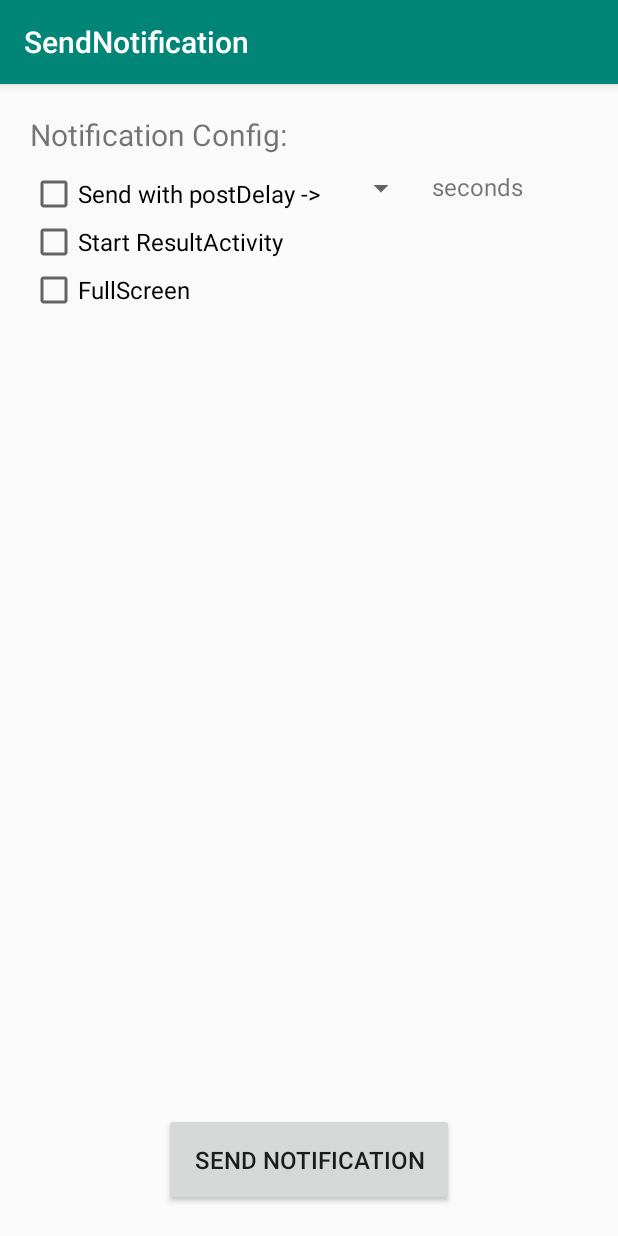
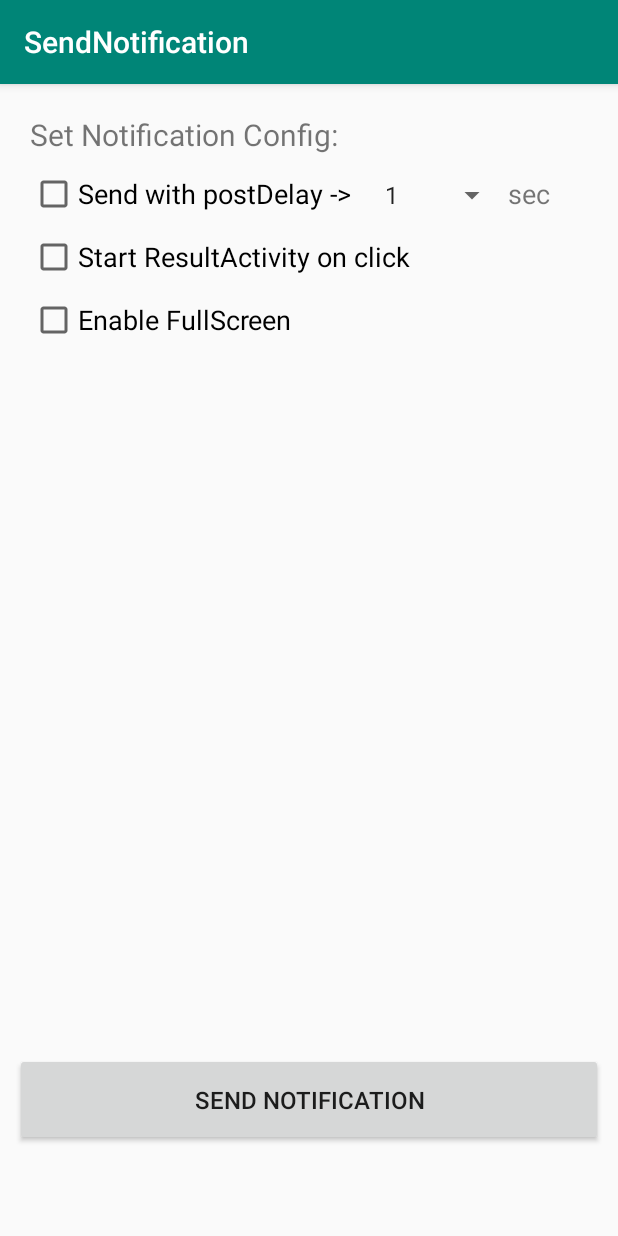
Before and after one commit to layonmartins/SendNotification, an Android app: the screen it shows after launch (MainActivity), on a phone screen of 412 x 824 dp. Run offline under Robolectric (Android 15) with nearby library versions, the phone set to English and light mode, and no system bars.

Commit message:
refactoring sendNotification(View v) : fix the postedelay property

```diff
--- a/app/src/main/res/layout/activity_main.xml
+++ b/app/src/main/res/layout/activity_main.xml
@@ -18,7 +18,7 @@
         android:textSize="20sp"
 
         android:inputType="textPersonName"
-        android:text="Notification Config:"
+        android:text="Set Notification Config:"
         app:layout_constraintEnd_toEndOf="parent"
         app:layout_constraintHorizontal_bias="0.0"
         app:layout_constraintStart_toStartOf="parent"
@@ -28,34 +28,33 @@
         android:id="@+id/checkBox_postDelay"
         android:layout_width="wrap_content"
         android:layout_height="wrap_content"
-        android:layout_marginTop="10dp"
-        android:textSize="16sp"
+        android:layout_marginTop="@dimen/margin_checkboxs"
+        android:textSize="@dimen/config_text"
         android:text="Send with postDelay -> "
         app:layout_constraintStart_toStartOf="@+id/editText"
         app:layout_constraintTop_toBottomOf="@+id/editText" />
 
     <Spinner
         android:id="@+id/spinner_seconds"
-        android:layout_width="50dp"
+        android:layout_width="wrap_content"
         android:layout_height="wrap_content"
         android:layout_marginStart="10dp"
         android:entries="@array/seconds_array"
-        android:textSize="16sp"
-        app:layout_constraintEnd_toEndOf="parent"
+        app:layout_constraintEnd_toEndOf="@id/textview_seconds"
         app:layout_constraintHorizontal_bias="0.0"
         app:layout_constraintStart_toEndOf="@+id/checkBox_postDelay"
-        app:layout_constraintTop_toTopOf="@+id/checkBox_postDelay" />
+        app:layout_constraintBaseline_toBaselineOf="@id/checkBox_postDelay"/>
 
     <TextView
+        android:id="@+id/textview_seconds"
         android:layout_width="wrap_content"
         android:layout_height="wrap_content"
-        android:layout_marginStart="10dp"
-        android:text="seconds"
-        android:textSize="16sp"
+        android:text="sec"
+        android:textSize="@dimen/config_text"
         app:layout_constraintEnd_toEndOf="parent"
         app:layout_constraintHorizontal_bias="0.0"
         app:layout_constraintStart_toEndOf="@id/spinner_seconds"
-        app:layout_constraintTop_toTopOf="@id/spinner_seconds">
+        app:layout_constraintBaseline_toBaselineOf="@id/spinner_seconds">
 
     </TextView>
 
@@ -63,8 +62,9 @@
         android:id="@+id/checkBox_StartActivity"
         android:layout_width="wrap_content"
         android:layout_height="wrap_content"
-        android:textSize="16sp"
-        android:text="Start ResultActivity"
+        android:textSize="@dimen/config_text"
+        android:text="Start ResultActivity on click"
+        android:layout_marginTop="@dimen/margin_checkboxs"
         app:layout_constraintStart_toStartOf="@id/checkBox_postDelay"
         app:layout_constraintTop_toBottomOf="@id/checkBox_postDelay">
     </CheckBox>
@@ -73,20 +73,21 @@
         android:id="@+id/checkBox_fullScreen"
         android:layout_width="wrap_content"
         android:layout_height="wrap_content"
-        android:textSize="16sp"
-        android:text="FullScreen"
+        android:textSize="@dimen/config_text"
+        android:text="Enable FullScreen"
+        android:layout_marginTop="@dimen/margin_checkboxs"
         app:layout_constraintStart_toStartOf="@id/checkBox_StartActivity"
         app:layout_constraintTop_toBottomOf="@id/checkBox_StartActivity">
     </CheckBox>
 
     <Button
-        android:layout_width="wrap_content"
+        android:layout_width="match_parent"
         android:layout_height="wrap_content"
         android:text="Send Notification"
         android:onClick="sendNotification"
         android:textSize="16sp"
         android:padding="20dp"
-        android:layout_marginBottom="10dp"
+        android:layout_marginBottom="50dp"
         app:layout_constraintBottom_toBottomOf="parent"
         app:layout_constraintEnd_toEndOf="parent"
         app:layout_constraintStart_toStartOf="parent">
--- /dev/null
+++ b/app/src/main/res/values/dimens.xml
@@ -0,0 +1,5 @@
+<?xml version="1.0" encoding="utf-8"?>
+<resources>
+    <dimen name="config_text">18sp</dimen>
+    <dimen name="margin_checkboxs">10dp</dimen>
+</resources>
--- a/app/src/main/res/values/strings.xml
+++ b/app/src/main/res/values/strings.xml
@@ -1,6 +1,6 @@
 <resources>
     <string name="app_name">SendNotification</string>
-    <string name="notifi_text">orem ipsum dolor sit amet, consectetur adipiscing elit. Murenam te accusante defenderem. Sedulo, inquam, faciam. Philosophi autem in suis lectulis plerumque moriuntur. Honesta oratio, Socratica, Platonis etiam. Is ita vivebat, ut nulla tam exquisita posset inveniri voluptas, qua non abundaret. Nunc omni virtuti vitium contrario nomine opponitur. Duo Reges: constructio interrete.</string>
+    <string name="notifi_text">Lorem ipsum dolor sit amet, consectetur adipiscing elit. Murenam te accusante defenderem. Sedulo, inquam, faciam. Philosophi autem in suis lectulis plerumque moriuntur. Honesta oratio, Socratica, Platonis etiam. Is ita vivebat, ut nulla tam exquisita posset inveniri voluptas, qua non abundaret. Nunc omni virtuti vitium contrario nomine opponitur. Duo Reges: constructio interrete.</string>
     <string-array name="seconds_array">
         <item>1</item>
         <item>2</item>
@@ -11,4 +11,5 @@
         <item>50</item>
         <item>100</item>
     </string-array>
+    <string name="toast">The notification will be post in </string>
 </resources>
```
Also changed, not shown: app/src/main/java/com/layon/android/sendnotification/MainActivity.java (+15 -35 lines).
